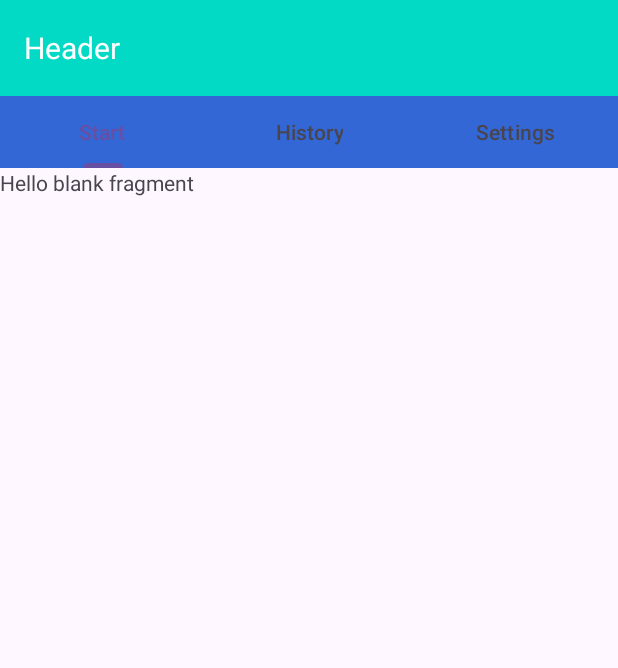
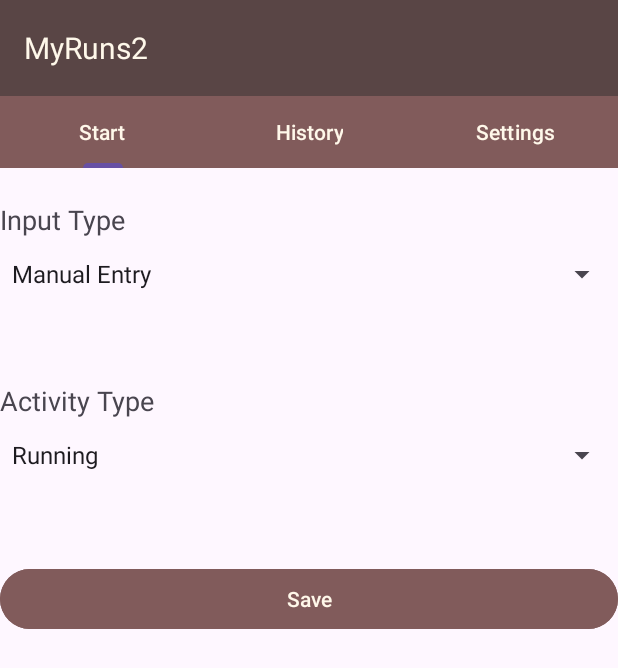
Before and after one commit to dewren99/Deniz_Evrendilek_User_Interface, an Android app: the screen it shows after launch (MainActivity), on a phone screen of 412 x 824 dp. Shown: the top 668 px of the screen. Run offline under Robolectric (Android 15) with nearby library versions, the phone set to English and light mode, and no system bars.

Commit message:
Setup tabs and fragments

```diff
--- a/app/src/main/java/com/example/deniz_evrendilek_user_interface/StartFragment.kt
+++ b/app/src/main/java/com/example/deniz_evrendilek_user_interface/StartFragment.kt
@@ -1,10 +1,13 @@
 package com.example.deniz_evrendilek_user_interface
 
 import android.os.Bundle
+import android.text.InputType
 import androidx.fragment.app.Fragment
 import android.view.LayoutInflater
 import android.view.View
 import android.view.ViewGroup
+import android.widget.ArrayAdapter
+import android.widget.Spinner
 
 // TODO: Rename parameter arguments, choose names that match
 // the fragment initialization parameters, e.g. ARG_ITEM_NUMBER
@@ -17,24 +20,39 @@ private const val ARG_PARAM2 = "param2"
  * create an instance of this fragment.
  */
 class StartFragment : Fragment() {
-    // TODO: Rename and change types of parameters
-    private var param1: String? = null
-    private var param2: String? = null
+    private lateinit var spinnerInputType: Spinner;
+    private lateinit var spinnerActivityType: Spinner;
+
 
     override fun onCreate(savedInstanceState: Bundle?) {
         super.onCreate(savedInstanceState)
-        arguments?.let {
-            param1 = it.getString(ARG_PARAM1)
-            param2 = it.getString(ARG_PARAM2)
-        }
     }
 
     override fun onCreateView(
-        inflater: LayoutInflater, container: ViewGroup?,
-        savedInstanceState: Bundle?
+        inflater: LayoutInflater, container: ViewGroup?, savedInstanceState: Bundle?
     ): View? {
         // Inflate the layout for this fragment
-        return inflater.inflate(R.layout.fragment_start, container, false)
+        val view = inflater.inflate(R.layout.fragment_start, container, false)
+        if (view != null) {
+            setupSpinners(view)
+        }
+        return view
+    }
+
+    private fun setupSpinners(view: View) {
+        spinnerInputType = view.findViewById(R.id.spinner_input_type)
+        spinnerActivityType = view.findViewById(R.id.spinner_activity_type)
+
+        val inputTypeOptions = resources.getStringArray(R.array.InputType)
+        val activityTypeOptions = resources.getStringArray(R.array.ActivityType)
+
+        // Setup Adapters
+        spinnerInputType.adapter = ArrayAdapter(
+            view.context, android.R.layout.simple_spinner_dropdown_item, inputTypeOptions
+        )
+        spinnerActivityType.adapter = ArrayAdapter(
+            view.context, android.R.layout.simple_spinner_dropdown_item, activityTypeOptions
+        )
     }
 
     companion object {
@@ -48,12 +66,11 @@ class StartFragment : Fragment() {
          */
         // TODO: Rename and change types and number of parameters
         @JvmStatic
-        fun newInstance(param1: String, param2: String) =
-            StartFragment().apply {
-                arguments = Bundle().apply {
-                    putString(ARG_PARAM1, param1)
-                    putString(ARG_PARAM2, param2)
-                }
+        fun newInstance(param1: String, param2: String) = StartFragment().apply {
+            arguments = Bundle().apply {
+                putString(ARG_PARAM1, param1)
+                putString(ARG_PARAM2, param2)
             }
+        }
     }
 }
--- a/app/src/main/res/layout/activity_main.xml
+++ b/app/src/main/res/layout/activity_main.xml
@@ -10,23 +10,25 @@
     <androidx.appcompat.widget.Toolbar
         android:layout_width="match_parent"
         android:layout_height="wrap_content"
-        android:background="@color/design_default_color_secondary">
+        android:background="@color/palette_1">
 
         <TextView
             android:layout_width="wrap_content"
             android:layout_height="wrap_content"
-            android:text="Header"
-            android:textColor="@color/white"
-            android:textSize="20dp" />
+            android:text="@string/myruns2"
+            android:textColor="@color/palette_5"
+            android:textSize="20sp" />
     </androidx.appcompat.widget.Toolbar>
 
     <com.google.android.material.tabs.TabLayout
         android:id="@+id/tab_layout"
         android:layout_width="match_parent"
         android:layout_height="wrap_content"
-        android:background="@color/Blue_700"
+        android:layout_marginBottom="22dp"
+        android:background="@color/palette_2"
         android:contentDescription="Tabs"
-        app:tabMode="fixed" />
+        app:tabMode="fixed"
+        app:tabTextColor="@color/palette_5" />
 
     <androidx.viewpager2.widget.ViewPager2
         android:id="@+id/view_pager_2"
--- a/app/src/main/res/layout/fragment_history.xml
+++ b/app/src/main/res/layout/fragment_history.xml
@@ -9,6 +9,6 @@
     <TextView
         android:layout_width="match_parent"
         android:layout_height="match_parent"
-        android:text="@string/hello_blank_fragment" />
+        android:text="This is history tab" />
 
 </FrameLayout>
--- a/app/src/main/res/layout/fragment_settings.xml
+++ b/app/src/main/res/layout/fragment_settings.xml
@@ -9,6 +9,6 @@
     <TextView
         android:layout_width="match_parent"
         android:layout_height="match_parent"
-        android:text="@string/hello_blank_fragment" />
+        android:text="This is settings tab" />
 
 </FrameLayout>
--- a/app/src/main/res/layout/fragment_start.xml
+++ b/app/src/main/res/layout/fragment_start.xml
@@ -1,14 +1,51 @@
 <?xml version="1.0" encoding="utf-8"?>
-<FrameLayout xmlns:android="http://schemas.android.com/apk/res/android"
+<LinearLayout xmlns:android="http://schemas.android.com/apk/res/android"
     xmlns:tools="http://schemas.android.com/tools"
     android:layout_width="match_parent"
     android:layout_height="match_parent"
+    android:orientation="vertical"
     tools:context=".StartFragment">
 
-    <!-- TODO: Update blank fragment layout -->
-    <TextView
+    <LinearLayout
         android:layout_width="match_parent"
-        android:layout_height="match_parent"
-        android:text="@string/hello_blank_fragment" />
+        android:layout_height="wrap_content"
+        android:orientation="vertical">
 
-</FrameLayout>
+        <TextView
+            android:layout_width="match_parent"
+            android:layout_height="match_parent"
+            android:text="Input Type"
+            android:textSize="18sp" />
+
+        <Spinner
+            android:id="@+id/spinner_input_type"
+            android:layout_width="match_parent"
+            android:layout_height="wrap_content"
+            android:layout_marginBottom="48dp"
+            android:minHeight="48dp"
+            android:textSize="22sp" />
+
+        <TextView
+            android:layout_width="match_parent"
+            android:layout_height="match_parent"
+            android:text="Activity Type"
+            android:textSize="18sp" />
+
+        <Spinner
+            android:id="@+id/spinner_activity_type"
+            android:layout_width="match_parent"
+            android:layout_height="wrap_content"
+            android:layout_marginBottom="48dp"
+            android:minHeight="48dp"
+            android:textSize="22sp" />
+
+    </LinearLayout>
+
+    <Button
+        android:layout_width="match_parent"
+        android:layout_height="wrap_content"
+        android:backgroundTint="@color/palette_2"
+        android:text="Save"
+        android:textColor="@color/palette_5" />
+
+</LinearLayout>
--- a/app/src/main/res/values/colors.xml
+++ b/app/src/main/res/values/colors.xml
@@ -16,4 +16,11 @@
     <color name="Pink_800">#ffad1457</color>
     <color name="Red_700">#ffc53929</color>
     <color name="Red_800">#ffb93221</color>
+
+    <!--https://colorhunt.co/palette/fff8ea9e7676815b5b594545-->
+    <color name="palette_1">#594545</color>
+    <color name="palette_2">#815B5B</color>
+    <color name="palette_3">#9E7676</color>
+    <color name="palette_4">#FFF8EA</color>
+    <color name="palette_5">#FFF8EA</color>
 </resources>
--- a/app/src/main/res/values/strings.xml
+++ b/app/src/main/res/values/strings.xml
@@ -1,5 +1,27 @@
 <resources>
     <string name="app_name">Deniz_Evrendilek_User_Interface</string>
-    <!-- TODO: Remove or change this placeholder text -->
-    <string name="hello_blank_fragment">Hello blank fragment</string>
+    <string name="myruns2">MyRuns2</string>
+
+    <string-array name="InputType">
+        <item>Manual Entry</item>
+        <item>GPS</item>
+        <item>Automatic</item>
+    </string-array>
+
+    <string-array name="ActivityType">
+        <item>Running</item>
+        <item>Walking</item>
+        <item>Standing</item>
+        <item>Cycling</item>
+        <item>Hiking</item>
+        <item>Downhill Skiing</item>
+        <item>Cross-Country Skiing</item>
+        <item>Snowboarding</item>
+        <item>Skating</item>
+        <item>Swimming</item>
+        <item>Mountain Biking</item>
+        <item>Wheelchair</item>
+        <item>Elliptical</item>
+        <item>Other</item>
+    </string-array>
 </resources>
```
